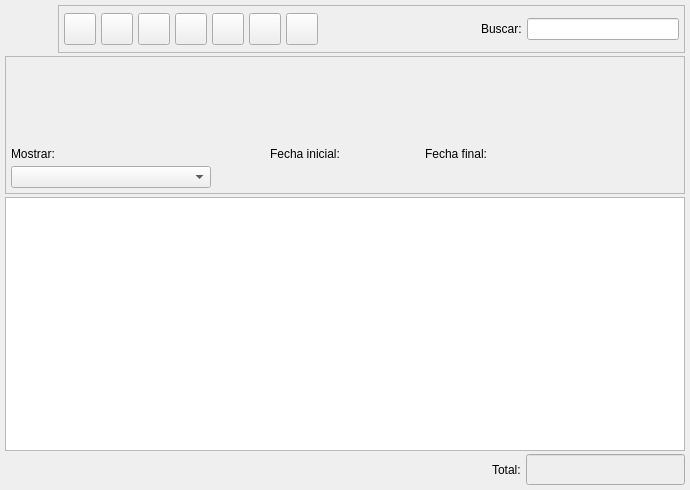
Old version of the form bulmages/bulmafact/src/presupuestoslistbase.ui in the repository eboladev/Bulmages-1.
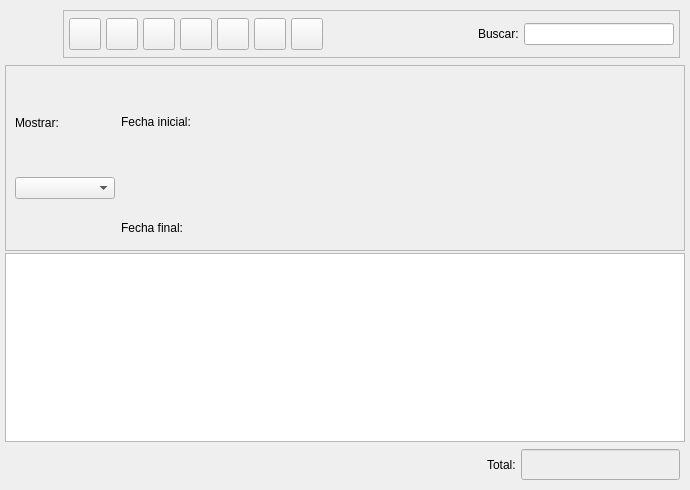
New version of the form. Icons and pictures are not drawn. Custom widgets are drawn as their Qt base class.

Patch:
```diff
--- a/bulmages/bulmafact/src/presupuestoslistbase.ui
+++ b/bulmages/bulmafact/src/presupuestoslistbase.ui
@@ -20,35 +20,20 @@
    <iconset resource="../../bulmages.qrc" >:/Bulmafact48x48/images/png/48x48/i_bulmages_ventas_presupuestos_listado.48x48.png</iconset>
   </property>
   <layout class="QVBoxLayout" >
-   <property name="leftMargin" >
+   <property name="margin" >
     <number>5</number>
    </property>
-   <property name="topMargin" >
-    <number>5</number>
-   </property>
-   <property name="rightMargin" >
-    <number>5</number>
-   </property>
-   <property name="bottomMargin" >
-    <number>5</number>
+   <property name="spacing" >
+    <number>2</number>
    </property>
    <item>
     <layout class="QHBoxLayout" >
+     <property name="margin" >
+      <number>5</number>
+     </property>
      <property name="spacing" >
       <number>5</number>
      </property>
-     <property name="leftMargin" >
-      <number>0</number>
-     </property>
-     <property name="topMargin" >
-      <number>0</number>
-     </property>
-     <property name="rightMargin" >
-      <number>0</number>
-     </property>
-     <property name="bottomMargin" >
-      <number>0</number>
-     </property>
      <item>
       <widget class="QLabel" name="label" >
        <property name="minimumSize" >
@@ -80,21 +65,12 @@
         <enum>QFrame::Raised</enum>
        </property>
        <layout class="QHBoxLayout" >
+        <property name="margin" >
+         <number>5</number>
+        </property>
         <property name="spacing" >
          <number>5</number>
         </property>
-        <property name="leftMargin" >
-         <number>5</number>
-        </property>
-        <property name="topMargin" >
-         <number>5</number>
-        </property>
-        <property name="rightMargin" >
-         <number>5</number>
-        </property>
-        <property name="bottomMargin" >
-         <number>5</number>
-        </property>
         <item>
          <widget class="QToolButton" name="mui_crear" >
           <property name="minimumSize" >
@@ -357,7 +333,9 @@
         <item>
          <widget class="QFrame" name="mui_plugbotones" >
           <property name="sizePolicy" >
-           <sizepolicy vsizetype="Preferred" hsizetype="Minimum" >
+           <sizepolicy>
+            <hsizetype>0</hsizetype>
+            <vsizetype>0</vsizetype>
             <horstretch>0</horstretch>
             <verstretch>0</verstretch>
            </sizepolicy>
@@ -414,7 +392,9 @@
    <item>
     <widget class="QFrame" name="m_busqueda" >
      <property name="sizePolicy" >
-      <sizepolicy vsizetype="Preferred" hsizetype="Expanding" >
+      <sizepolicy>
+       <hsizetype>7</hsizetype>
+       <vsizetype>0</vsizetype>
        <horstretch>0</horstretch>
        <verstretch>0</verstretch>
       </sizepolicy>
@@ -426,50 +406,18 @@
       <enum>QFrame::Raised</enum>
      </property>
      <layout class="QGridLayout" >
-      <property name="leftMargin" >
-       <number>5</number>
+      <property name="margin" >
+       <number>9</number>
       </property>
-      <property name="topMargin" >
-       <number>5</number>
+      <property name="spacing" >
+       <number>6</number>
       </property>
-      <property name="rightMargin" >
-       <number>5</number>
-      </property>
-      <property name="bottomMargin" >
-       <number>5</number>
-      </property>
-      <property name="horizontalSpacing" >
-       <number>5</number>
-      </property>
-      <property name="verticalSpacing" >
-       <number>5</number>
-      </property>
-      <item row="0" column="0" colspan="2" >
-       <widget class="BusquedaArticulo" native="1" name="m_articulo" >
-        <property name="sizePolicy" >
-         <sizepolicy vsizetype="Preferred" hsizetype="Preferred" >
-          <horstretch>0</horstretch>
-          <verstretch>0</verstretch>
-         </sizepolicy>
-        </property>
-        <property name="minimumSize" >
-         <size>
-          <width>0</width>
-          <height>80</height>
-         </size>
-        </property>
-        <property name="maximumSize" >
-         <size>
-          <width>16777215</width>
-          <height>16777215</height>
-         </size>
-        </property>
-       </widget>
-      </item>
-      <item row="0" column="2" colspan="2" >
+      <item rowspan="2" row="1" column="2" >
        <widget class="BusquedaCliente" native="1" name="m_cliente" >
         <property name="sizePolicy" >
-         <sizepolicy vsizetype="Preferred" hsizetype="Preferred" >
+         <sizepolicy>
+          <hsizetype>7</hsizetype>
+          <vsizetype>0</vsizetype>
           <horstretch>0</horstretch>
           <verstretch>0</verstretch>
          </sizepolicy>
@@ -486,12 +434,49 @@
           <height>16777215</height>
          </size>
         </property>
+        <property name="autoFillBackground" >
+         <bool>false</bool>
+        </property>
        </widget>
       </item>
-      <item row="1" column="0" >
+      <item row="0" column="2" >
+       <widget class="BusquedaArticulo" native="1" name="m_articulo" >
+        <property name="sizePolicy" >
+         <sizepolicy>
+          <hsizetype>7</hsizetype>
+          <vsizetype>0</vsizetype>
+          <horstretch>0</horstretch>
+          <verstretch>0</verstretch>
+         </sizepolicy>
+        </property>
+        <property name="minimumSize" >
+         <size>
+          <width>0</width>
+          <height>80</height>
+         </size>
+        </property>
+        <property name="maximumSize" >
+         <size>
+          <width>16777215</width>
+          <height>16777215</height>
+         </size>
+        </property>
+       </widget>
+      </item>
+      <item rowspan="3" row="0" column="0" >
+       <layout class="QVBoxLayout" >
+        <property name="margin" >
+         <number>0</number>
+        </property>
+        <property name="spacing" >
+         <number>6</number>
+        </property>
+        <item>
        <widget class="QLabel" name="label_2" >
         <property name="sizePolicy" >
-         <sizepolicy vsizetype="Preferred" hsizetype="MinimumExpanding" >
+           <sizepolicy>
+            <hsizetype>0</hsizetype>
+            <vsizetype>0</vsizetype>
           <horstretch>0</horstretch>
           <verstretch>0</verstretch>
          </sizepolicy>
@@ -507,36 +492,12 @@
         </property>
        </widget>
       </item>
-      <item row="1" column="1" colspan="2" >
-       <widget class="QLabel" name="textLabel1_4" >
-        <property name="sizePolicy" >
-         <sizepolicy vsizetype="Preferred" hsizetype="MinimumExpanding" >
-          <horstretch>0</horstretch>
-          <verstretch>0</verstretch>
-         </sizepolicy>
-        </property>
-        <property name="text" >
-         <string>Fecha inicial:</string>
-        </property>
-       </widget>
-      </item>
-      <item row="1" column="3" >
-       <widget class="QLabel" name="textLabel1_4_2" >
-        <property name="sizePolicy" >
-         <sizepolicy vsizetype="Preferred" hsizetype="MinimumExpanding" >
-          <horstretch>0</horstretch>
-          <verstretch>0</verstretch>
-         </sizepolicy>
-        </property>
-        <property name="text" >
-         <string>Fecha final:</string>
-        </property>
-       </widget>
-      </item>
-      <item row="2" column="0" >
+        <item>
        <widget class="QComboBox" name="mui_procesada" >
         <property name="sizePolicy" >
-         <sizepolicy vsizetype="Fixed" hsizetype="MinimumExpanding" >
+           <sizepolicy>
+            <hsizetype>0</hsizetype>
+            <vsizetype>0</vsizetype>
           <horstretch>0</horstretch>
           <verstretch>0</verstretch>
          </sizepolicy>
@@ -561,10 +522,37 @@
         </property>
        </widget>
       </item>
-      <item row="2" column="1" colspan="2" >
+       </layout>
+      </item>
+      <item rowspan="2" row="0" column="1" >
+       <layout class="QVBoxLayout" >
+        <property name="margin" >
+         <number>0</number>
+        </property>
+        <property name="spacing" >
+         <number>6</number>
+        </property>
+        <item>
+         <widget class="QLabel" name="textLabel1_4" >
+          <property name="sizePolicy" >
+           <sizepolicy>
+            <hsizetype>0</hsizetype>
+            <vsizetype>0</vsizetype>
+            <horstretch>0</horstretch>
+            <verstretch>0</verstretch>
+           </sizepolicy>
+          </property>
+          <property name="text" >
+           <string>Fecha inicial:</string>
+          </property>
+         </widget>
+        </item>
+        <item>
        <widget class="BusquedaFecha" native="1" name="m_fechain" >
         <property name="sizePolicy" >
-         <sizepolicy vsizetype="Ignored" hsizetype="Expanding" >
+           <sizepolicy>
+            <hsizetype>0</hsizetype>
+            <vsizetype>0</vsizetype>
           <horstretch>0</horstretch>
           <verstretch>0</verstretch>
          </sizepolicy>
@@ -577,10 +565,37 @@
         </property>
        </widget>
       </item>
-      <item row="2" column="3" >
+       </layout>
+      </item>
+      <item row="2" column="1" >
+       <layout class="QVBoxLayout" >
+        <property name="margin" >
+         <number>0</number>
+        </property>
+        <property name="spacing" >
+         <number>6</number>
+        </property>
+        <item>
+         <widget class="QLabel" name="textLabel1_4_2" >
+          <property name="sizePolicy" >
+           <sizepolicy>
+            <hsizetype>0</hsizetype>
+            <vsizetype>0</vsizetype>
+            <horstretch>0</horstretch>
+            <verstretch>0</verstretch>
+           </sizepolicy>
+          </property>
+          <property name="text" >
+           <string>Fecha final:</string>
+          </property>
+         </widget>
+        </item>
+        <item>
        <widget class="BusquedaFecha" native="1" name="m_fechafin" >
         <property name="sizePolicy" >
-         <sizepolicy vsizetype="Ignored" hsizetype="Expanding" >
+           <sizepolicy>
+            <hsizetype>0</hsizetype>
+            <vsizetype>0</vsizetype>
           <horstretch>0</horstretch>
           <verstretch>0</verstretch>
          </sizepolicy>
@@ -592,6 +607,8 @@
          </size>
         </property>
        </widget>
+        </item>
+       </layout>
       </item>
      </layout>
     </widget>
@@ -599,7 +616,9 @@
    <item>
     <widget class="PresupuestoListSubForm" name="mui_list" >
      <property name="sizePolicy" >
-      <sizepolicy vsizetype="Expanding" hsizetype="Ignored" >
+      <sizepolicy>
+       <hsizetype>7</hsizetype>
+       <vsizetype>7</vsizetype>
        <horstretch>0</horstretch>
        <verstretch>0</verstretch>
       </sizepolicy>
@@ -608,21 +627,12 @@
    </item>
    <item>
     <layout class="QHBoxLayout" >
+     <property name="margin" >
+      <number>5</number>
+     </property>
      <property name="spacing" >
       <number>5</number>
      </property>
-     <property name="leftMargin" >
-      <number>0</number>
-     </property>
-     <property name="topMargin" >
-      <number>0</number>
-     </property>
-     <property name="rightMargin" >
-      <number>0</number>
-     </property>
-     <property name="bottomMargin" >
-      <number>0</number>
-     </property>
      <item>
       <spacer>
        <property name="orientation" >
@@ -652,7 +662,9 @@
         <bool>true</bool>
        </property>
        <property name="sizePolicy" >
-        <sizepolicy vsizetype="Fixed" hsizetype="Preferred" >
+        <sizepolicy>
+         <hsizetype>0</hsizetype>
+         <vsizetype>0</vsizetype>
          <horstretch>0</horstretch>
          <verstretch>0</verstretch>
         </sizepolicy>
@@ -725,6 +737,11 @@
  </widget>
  <layoutdefault spacing="3" margin="5" />
  <customwidgets>
+  <customwidget>
+   <class>BusquedaFecha</class>
+   <extends>QWidget</extends>
+   <header>../../../bulmalib/src/busquedafecha.h</header>
+  </customwidget>
   <customwidget>
    <class>BusquedaCliente</class>
    <extends>QWidget</extends>
@@ -740,11 +757,6 @@
    <extends>QWidget</extends>
    <header>busquedaarticulo.h</header>
   </customwidget>
-  <customwidget>
-   <class>BusquedaFecha</class>
-   <extends>QWidget</extends>
-   <header>../../../bulmalib/src/busquedafecha.h</header>
-  </customwidget>
  </customwidgets>
  <resources>
   <include location="../../bulmages.qrc" />
```
Lines whose indentation alone changed are shown as unchanged.
